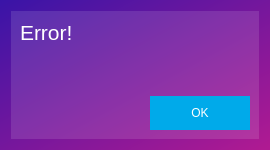
Qt form memority/ui/error_msg.ui (Memority/memority) before a commit.
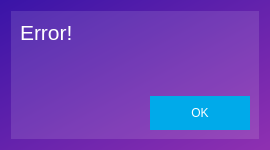
The same form after that commit. Icons and pictures are not drawn.

The edit to the form file:
```diff
--- a/memority/ui/error_msg.ui
+++ b/memority/ui/error_msg.ui
@@ -37,7 +37,7 @@
   </property>
   <property name="styleSheet">
    <string notr="true">QWidget{
-background: qlineargradient(spread:pad, x1:0, y1:0, x2:0.9801, y2:1, stop:0 rgba(57, 20, 167, 255), stop:0.995025 rgb(175, 26, 146));
+background: qlineargradient(spread:pad, x1:0, y1:0, x2:0.9801, y2:1, stop:0 rgba(57, 20, 167, 255), stop:0.995025 rgb(142, 48, 177));
 color: #fff;
 }
 QDialogButtonBox{
```
